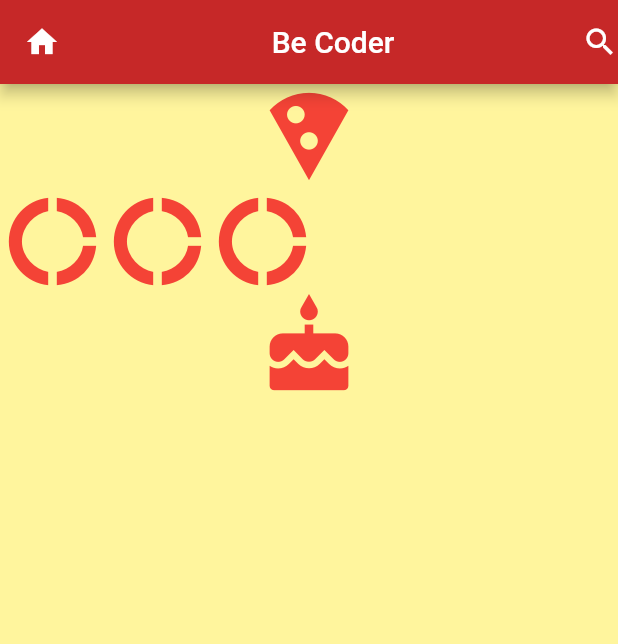
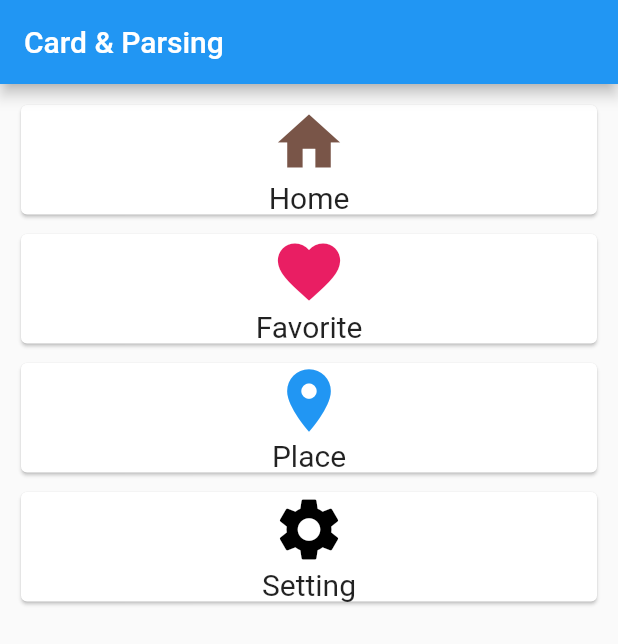
Before and after one commit to w4ndry/learn_flutter_app, a Flutter app: the screen it shows after launch, on a phone screen of 412 x 824 dp. Shown: the top 644 px of the screen. Run offline on Flutter 3.47's test engine with Material 2 defaults, Android fonts, the phone set to English and light mode, and no system bars.

Commit message:
add card screen

```diff
--- a/lib/main.dart
+++ b/lib/main.dart
@@ -3,10 +3,11 @@ import './src/HelloWorld.dart' as hello;
 import './src/StyleTextIcon.dart' as style;
 import './src/AppBar.dart' as appBar;
 import './src/LayoutRowAndColumn.dart' as layout;
+import './src/CardAndParsing.dart' as card;
 
 void main() {
   runApp(new MaterialApp(
-    title: 'Be Coder App',
-    home: layout.LayoutRowAndColumn(),
+    title: 'Card and Parsing',
+    home: card.CardAndParsing(),
   ));
 }
--- /dev/null
+++ b/lib/src/CardAndParsing.dart
@@ -0,0 +1,47 @@
+import 'package:flutter/material.dart';
+
+class CardAndParsing extends StatelessWidget {
+  @override
+  Widget build(BuildContext context) {
+    return new Scaffold(
+      appBar: new AppBar(title: new Text("Card & Parsing"),),
+      body: new Container(
+        padding: new EdgeInsets.all(10.0),
+        child: new Column(
+          crossAxisAlignment: CrossAxisAlignment.stretch,
+          children: <Widget>[
+            new CardIcon(icon: Icons.home, teks: "Home", warnaIcon: Colors.brown,),
+            new CardIcon(icon: Icons.favorite, teks: "Favorite", warnaIcon: Colors.pink,),
+            new CardIcon(icon: Icons.place, teks: "Place", warnaIcon: Colors.blue,),
+            new CardIcon(icon: Icons.settings, teks: "Setting", warnaIcon: Colors.black,)
+          ]
+        ),
+      ),
+    );
+  }
+}
+
+
+class CardIcon extends StatelessWidget {
+
+  CardIcon ({ this.icon, this.teks, this.warnaIcon });
+
+  final IconData icon;
+  final String teks;
+  final Color warnaIcon;
+
+  @override
+  Widget build(BuildContext context) {
+    return new Container(
+      margin: EdgeInsets.only(bottom: 5),
+      child: new Card(
+        child: new Column(
+          children: <Widget>[
+            new Icon(icon, size: 50.0, color: warnaIcon,),
+            new Text(teks, style: new TextStyle(fontSize: 20.0)),
+          ],
+        ),
+      ),
+    );
+  }
+}
```
